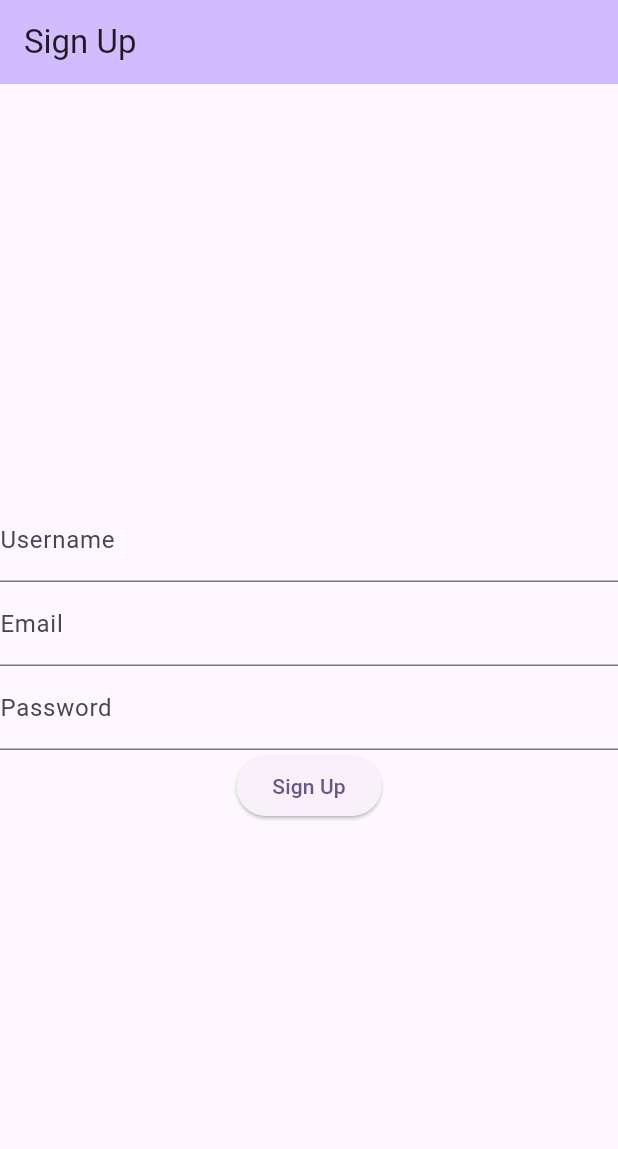
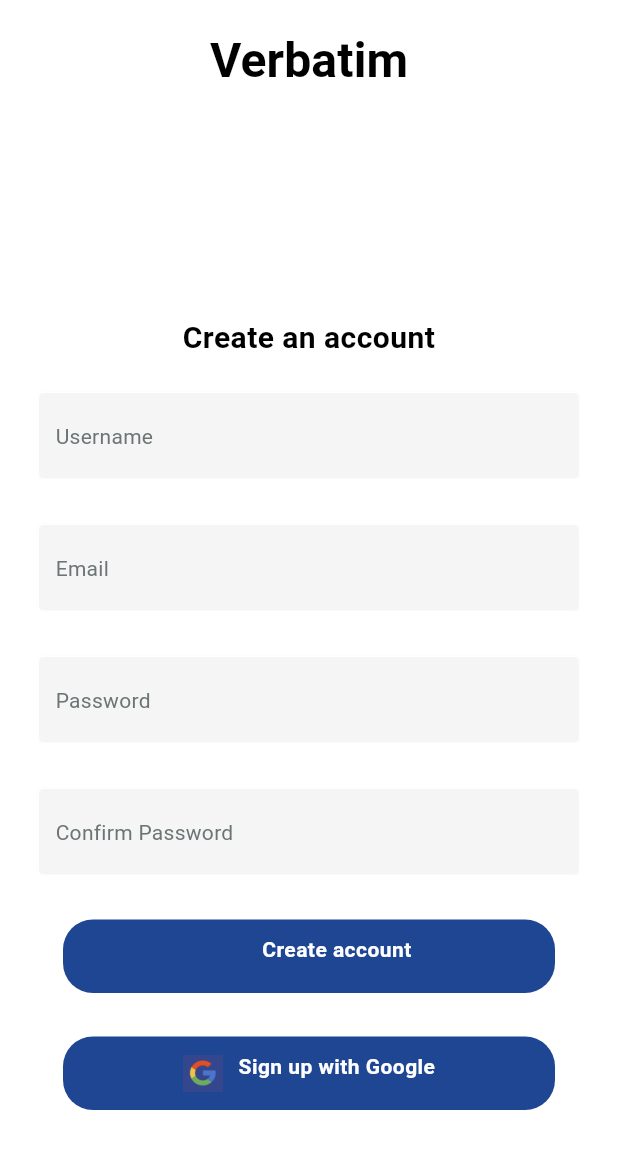
Before and after one commit to dartmouth-cs98-23f/verbatim_frontend, a Flutter app: the screen it shows after launch, on a phone screen of 412 x 824 dp. Shown: the top 1149 px of the screen. Run offline on Flutter 3.47's test engine with Material 2 defaults, Android fonts, the light colour scheme and no system bars; our stand-ins replace get; Roboto replaces fonts that are missing (Mulish, Poppins).

Commit message:
Adding the first version of the sign up page

```diff
--- /dev/null
+++ b/lib/Components/my_button.dart
@@ -0,0 +1,64 @@
+import 'package:flutter/material.dart';
+
+class MyButton extends StatelessWidget {
+  final String buttonText;
+  final bool hasButtonImage;
+
+  MyButton({
+    Key? key, // Add the Key parameter here
+    required this.buttonText,
+    required this.hasButtonImage,
+  }) : super(key: key);
+
+  @override
+  Widget build(BuildContext context) {
+    return SafeArea(
+        child: Container(
+          width: 328,
+          height: 49,
+          padding: const EdgeInsets.symmetric(horizontal: 18, vertical: 12),
+          decoration: ShapeDecoration(
+            color: Color(0xFF1E4693),
+            shape: RoundedRectangleBorder(
+              borderRadius: BorderRadius.circular(20),
+            ),
+          ),
+
+          child: Center(
+            child: Row(
+              mainAxisSize: MainAxisSize.min,
+              mainAxisAlignment: MainAxisAlignment.start,
+              crossAxisAlignment: CrossAxisAlignment.center,
+              children: [
+                Container(
+                  width: 27,
+                  height: 27,
+                  decoration: BoxDecoration(
+                    image: hasButtonImage ? DecorationImage(
+                      image: AssetImage('lib/images/googleImage.png'),
+                      fit: BoxFit.fill,
+                    ) : null,
+                  ),
+                ),
+                Padding(
+                  padding: const EdgeInsets.only(left: 10.0), // Adjust the spacing as needed
+                  child: Text(
+                    buttonText,
+                    textAlign: TextAlign.center,
+                    style: TextStyle(
+                      color: Colors.white,
+                      fontSize: 14,
+                      fontFamily: 'Mulish',
+                      fontWeight: FontWeight.w700,
+                      height: 0.09,
+                      letterSpacing: 0.30,
+                    ),
+                  ),
+                ),
+              ],
+            ),
+          ),
+        ),
+    );
+  }
+}
--- /dev/null
+++ b/lib/Components/my_textfield.dart
@@ -0,0 +1,45 @@
+import 'package:flutter/cupertino.dart';
+import 'package:flutter/material.dart';
+
+class MyTextField extends StatelessWidget {
+  final controller;
+  final String hintText;
+  final bool obscureText;
+
+  const MyTextField({
+    super.key,
+    required this.controller,
+    required this.hintText,
+    required this.obscureText,
+});
+
+  @override
+  Widget build(BuildContext context) {
+    return Padding(
+      padding: const EdgeInsets.symmetric(horizontal: 25.0),
+      child: TextField(
+        controller: controller,
+        obscureText: obscureText,
+        decoration: InputDecoration(
+          enabledBorder: const OutlineInputBorder(
+            borderSide: BorderSide(color: Colors.white),
+          ),
+          focusedBorder: OutlineInputBorder(
+            borderSide: BorderSide(color: Colors.grey.shade300),
+          ),
+          fillColor: Color(0xFFF4F5F4),
+          filled: true,
+          hintText: hintText,
+          hintStyle: TextStyle(
+            color: Color(0xFF6C7476),
+            fontSize: 14,
+            fontFamily: 'Mulish',
+            fontWeight: FontWeight.w400,
+            height: 0.10,
+            letterSpacing: 0.20,
+          )
+        ),
+      ),
+    );
+  }
+}
--- a/lib/main.dart
+++ b/lib/main.dart
@@ -1,10 +1,5 @@
 import 'package:flutter/material.dart';
-import 'package:http/http.dart' as http;
-import 'dart:convert';
-
-import 'package:verbatim_frontend/screens/globalChallenge.dart';
-
-final GlobalKey<NavigatorState> navigatorKey = GlobalKey<NavigatorState>();
+import 'package:verbatim_frontend/screens/sign_up.dart';
 
 void main() {
   runApp(const MyApp());
@@ -12,145 +7,12 @@ void main() {
 
 class MyApp extends StatelessWidget {
   const MyApp({super.key});
+
   @override
   Widget build(BuildContext context) {
-    return MaterialApp(
-      title: 'Flutter Demo',
-      theme: ThemeData(
-        colorScheme: ColorScheme.fromSeed(seedColor: Colors.deepPurple),
-        useMaterial3: true,
-      ),
-      home: const MyHomePage(title: 'Flutter Demo Home Page'),
+    return const MaterialApp(
+      debugShowCheckedModeBanner: false,
+      home: SignUp(),
     );
   }
 }
-
-Future<String> fetchFromBackend() async {
-  try {
-    final response =
-        await http.get(Uri.parse('http://localhost:8080/api/v1/helloWorld'));
-
-    if (response.statusCode == 200) {
-      // If the server did return a 200 OK response,
-      // then parse the JSON.
-      return response.body;
-    } else {
-      // If the server did not return a 200 OK response,
-      // then throw an exception.
-      //throw Exception('Failed to load album');
-      return "response.body";
-    }
-  } catch (E) {
-    return "something went wrong " + E.toString();
-  }
-}
-
-void signUp(
-    BuildContext context, username, String email, String password) async {
-  final response = await http.post(
-    Uri.parse('http://localhost:8080/api/v1/register'),
-    headers: <String, String>{
-      'Content-Type': 'application/json',
-    },
-    body: jsonEncode(
-        {'username': username, 'email': email, 'password': password}),
-  );
-
-  if (response.statusCode == 200) {
-    // Successful sign-up
-    Navigator.push(
-      context,
-      MaterialPageRoute(
-          builder: (context) =>
-              globalChallenge()), // Use your actual page widget
-    );
-    print('Sign-up successful');
-  } else {
-    // Handle error
-    print('Error during sign-up');
-  }
-}
-
-class MyHomePage extends StatefulWidget {
-  const MyHomePage({super.key, required this.title});
-
-  // This widget is the home page of your application. It is stateful, meaning
-  // that it has a State object (defined below) that contains fields that affect
-  // how it looks.
-
-  // This class is the configuration for the state. It holds the values (in this
-  // case the title) provided by the parent (in this case the App widget) and
-  // used by the build method of the State. Fields in a Widget subclass are
-  // always marked "final".
-
-  final String title;
-
-  @override
-  State<MyHomePage> createState() => _MyHomePageState();
-}
-
-class _MyHomePageState extends State<MyHomePage> {
-  int _counter = 0;
-  late String _backendResponse = "";
-  final usernameController = TextEditingController();
-  final emailController = TextEditingController();
-  final passwordController = TextEditingController();
-
-  void _incrementCounter() async {
-    String response = await fetchFromBackend();
-    setState(() {
-      // This call to setState tells the Flutter framework that something has
-      // changed in this State, which causes it to rerun the build method below
-      // so that the display can reflect the updated values. If we changed
-      // _counter without calling setState(), then the build method would not be
-      // called again, and so nothing would appear to happen.
-      _counter++;
-      _backendResponse = response;
-    });
-  }
-
-  @override
-  Widget build(BuildContext context) {
-    // This method is rerun every time setState is called, for instance as done
-    // by the _incrementCounter method above.
-    //
-    // The Flutter framework has been optimized to make rerunning build methods
-    // fast, so that you can just rebuild anything that needs updating rather
-    // than having to individually change instances of widgets.
-    return Scaffold(
-      appBar: AppBar(
-        backgroundColor: Theme.of(context).colorScheme.inversePrimary,
-        title: Text('Sign Up'),
-      ),
-      body: Center(
-        child: Column(
-          mainAxisAlignment: MainAxisAlignment.center,
-          children: <Widget>[
-            TextField(
-              controller: usernameController,
-              decoration: InputDecoration(labelText: 'Username'),
-            ),
-            TextField(
-              controller: emailController,
-              decoration: InputDecoration(labelText: 'Email'),
-            ),
-            TextField(
-              controller: passwordController,
-              decoration: InputDecoration(labelText: 'Password'),
-              obscureText: true,
-            ),
-            ElevatedButton(
-              onPressed: () {
-                final username = usernameController.text;
-                final email = emailController.text;
-                final password = passwordController.text;
-                signUp(context, username, email, password);
-              },
-              child: Text('Sign Up'),
-            ),
-          ],
-        ),
-      ),
-    );
-  }
-}
--- /dev/null
+++ b/lib/screens/draft.dart
@@ -0,0 +1,125 @@
+import 'package:flutter/cupertino.dart';
+import 'package:flutter/material.dart';
+import 'package:http/http.dart' as http;
+import 'dart:convert';
+
+import 'globalChallenge.dart';
+
+class Draft extends StatefulWidget {
+  const Draft({super.key});
+
+  @override
+  State<Draft> createState() => _Draft();
+}
+
+Future<String> fetchFromBackend() async {
+  try {
+    final response =
+    await http.get(Uri.parse('http://localhost:8080/api/v1/helloWorld'));
+
+    if (response.statusCode == 200) {
+      // If the server did return a 200 OK response,
+      // then parse the JSON.
+      return response.body;
+    } else {
+      // If the server did not return a 200 OK response,
+      // then throw an exception.
+      //throw Exception('Failed to load album');
+      return "response.body";
+    }
+  } catch (E) {
+    return "something went wrong " + E.toString();
+  }
+}
+
+void signUp(
+    BuildContext context, username, String email, String password) async {
+  final response = await http.post(
+    Uri.parse('http://localhost:8080/api/v1/register'),
+    headers: <String, String>{
+      'Content-Type': 'application/json',
+    },
+    body: jsonEncode(
+        {'username': username, 'email': email, 'password': password}),
+  );
+
+  if (response.statusCode == 200) {
+    // Successful sign-up
+    Navigator.push(
+      context,
+      MaterialPageRoute(
+          builder: (context) =>
+              globalChallenge()), // Use your actual page widget
+    );
+    print('Sign-up successful');
+  } else {
+    // Handle error
+    print('Error during sign-up');
+  }
+}
+
+class _Draft extends State<Draft> {
+  int _counter = 0;
+  late String _backendResponse = "";
+  final usernameController = TextEditingController();
+  final emailController = TextEditingController();
+  final passwordController = TextEditingController();
+
+  void _incrementCounter() async {
+    String response = await fetchFromBackend();
+    setState(() {
+      // This call to setState tells the Flutter framework that something has
+      // changed in this State, which causes it to rerun the build method below
+      // so that the display can reflect the updated values. If we changed
+      // _counter without calling setState(), then the build method would not be
+      // called again, and so nothing would appear to happen.
+      _counter++;
+      _backendResponse = response;
+    });
+  }
+
+  @override
+  Widget build(BuildContext context) {
+    // This method is rerun every time setState is called, for instance as done
+    // by the _incrementCounter method above.
+    //
+    // The Flutter framework has been optimized to make rerunning build methods
+    // fast, so that you can just rebuild anything that needs updating rather
+    // than having to individually change instances of widgets.
+    return Scaffold(
+      appBar: AppBar(
+        backgroundColor: Theme.of(context).colorScheme.inversePrimary,
+        title: Text('Sign Up'),
+      ),
+      body: Center(
+        child: Column(
+          mainAxisAlignment: MainAxisAlignment.center,
+          children: <Widget>[
+            TextField(
+              controller: usernameController,
+              decoration: InputDecoration(labelText: 'Username'),
+            ),
+            TextField(
+              controller: emailController,
+              decoration: InputDecoration(labelText: 'Email'),
+            ),
+            TextField(
+              controller: passwordController,
+              decoration: InputDecoration(labelText: 'Password'),
+              obscureText: true,
+            ),
+            ElevatedButton(
+              onPressed: () {
+                final username = usernameController.text;
+                final email = emailController.text;
+                final password = passwordController.text;
+                signUp(context, username, email, password);
+              },
+              child: Text('Sign Up'),
+            ),
+          ],
+        ),
+      ),
+    );
+  }
+}
--- a/lib/screens/sideBar.dart
+++ b/lib/screens/sideBar.dart
@@ -56,6 +56,7 @@ class SideBar extends StatelessWidget {
 void handleTap(BuildContext context, int index) {
   switch (index) {
     case 0: // "Global Challenge"
+      var navigatorKey;
       navigatorKey.currentState!.pushNamed('/global_challenge');
 
       break;
--- /dev/null
+++ b/lib/screens/sign_up.dart
@@ -0,0 +1,105 @@
+import 'package:flutter/cupertino.dart';
+import 'package:flutter/material.dart';
+import 'package:verbatim_frontend/Components/my_textfield.dart';
+
+import '../Components/my_button.dart';
+
+class SignUp extends StatefulWidget {
+  const SignUp({super.key});
+
+  @override
+  State<SignUp> createState() => _SignUpState();
+}
+
+class _SignUpState extends State<SignUp> {
+  final usernameController = TextEditingController();
+  final emailController = TextEditingController();
+  final passwordController = TextEditingController();
+
+  @override
+  Widget build(BuildContext context) {
+    return Scaffold(
+      backgroundColor: Colors.white,
+      body: SafeArea(
+        child: Center(
+          child: Column(
+            children: [
+              const SizedBox(height: 50),
+
+              Text('Verbatim',
+                style: TextStyle(
+                  color: Colors.black,
+                  fontSize: 32,
+                  fontFamily: 'Poppins',
+                  fontWeight: FontWeight.w700,
+                  height: 0.04,
+                  letterSpacing: 0.10,
+                ),
+              ),
+
+              const SizedBox(height: 180),
+
+              Text('Create an account',
+                textAlign: TextAlign.center,
+                style: TextStyle(
+                  color: Colors.black,
+                  fontSize: 20,
+                  fontFamily: 'Mulish',
+                  fontWeight: FontWeight.w700,
+                  height: 0.04,
+                  letterSpacing: 0.30,
+                ),
+              ),
+
+              const SizedBox(height: 29),
+
+              MyTextField(
+                controller: usernameController,
+                hintText: 'Username',
+                obscureText: false,
+              ),
+
+              const SizedBox(height: 29),
+
+              MyTextField(
+                controller: emailController,
+                hintText: 'Email',
+                obscureText: false,
+              ),
+
+              const SizedBox(height: 29),
+
+              MyTextField(
+                controller: passwordController,
+                hintText: 'Password',
+                obscureText: true,
+              ),
+
+              const SizedBox(height: 29),
+
+              MyTextField(
+                controller: passwordController,
+                hintText: 'Confirm Password',
+                obscureText: true,
+              ),
+
+              const SizedBox(height: 29),
+
+              MyButton(
+                buttonText: 'Create account',
+                hasButtonImage: false,
+              ),
+
+              const SizedBox(height: 29),
+
+              MyButton(
+                buttonText: 'Sign up with Google',
+                hasButtonImage: true,
+              ),
+            ],
+          ),
+        ),
+      ),
+    );
+  }
+}
--- a/pubspec.yaml
+++ b/pubspec.yaml
@@ -62,9 +62,9 @@ flutter:
   uses-material-design: true
 
   # To add assets to your application, add an assets section, like this:
-  # assets:
-  #   - images/a_dot_burr.jpeg
-  #   - images/a_dot_ham.jpeg
+  assets:
+     - lib/images/googleImage.png
+#     - images/a_dot_ham.jpeg
 
   # An image asset can refer to one or more resolution-specific "variants", see
   # https://flutter.dev/assets-and-images/#resolution-aware
```
Also changed, not shown: lib/images/googleImage.png (added), 1 other file.
